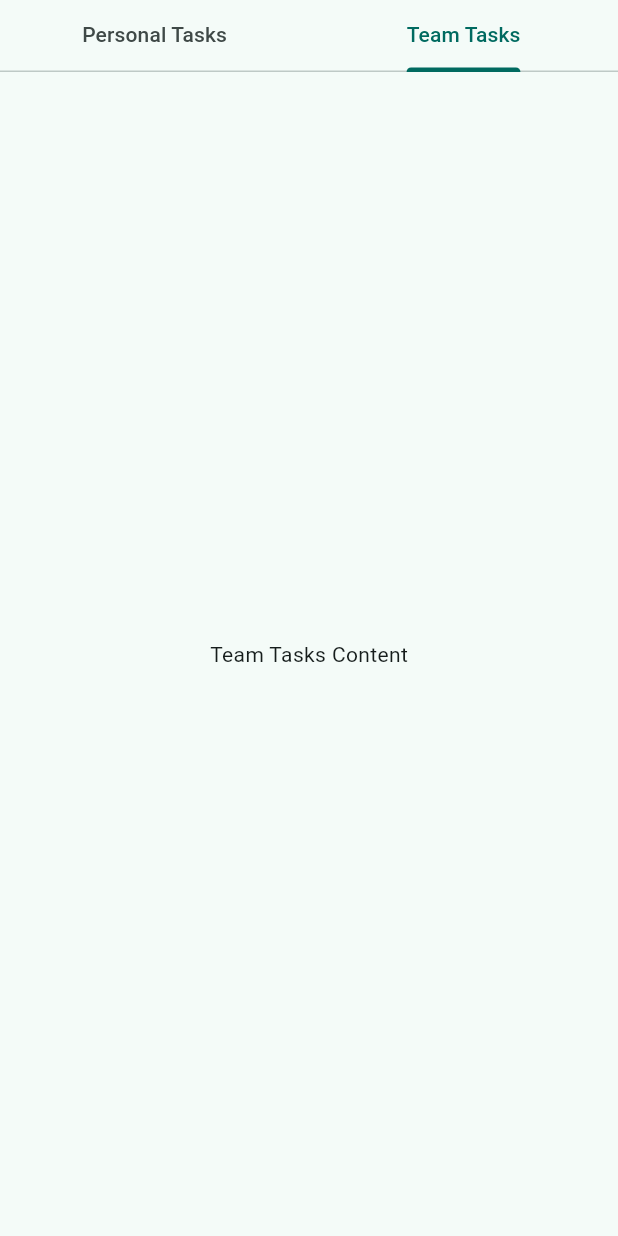
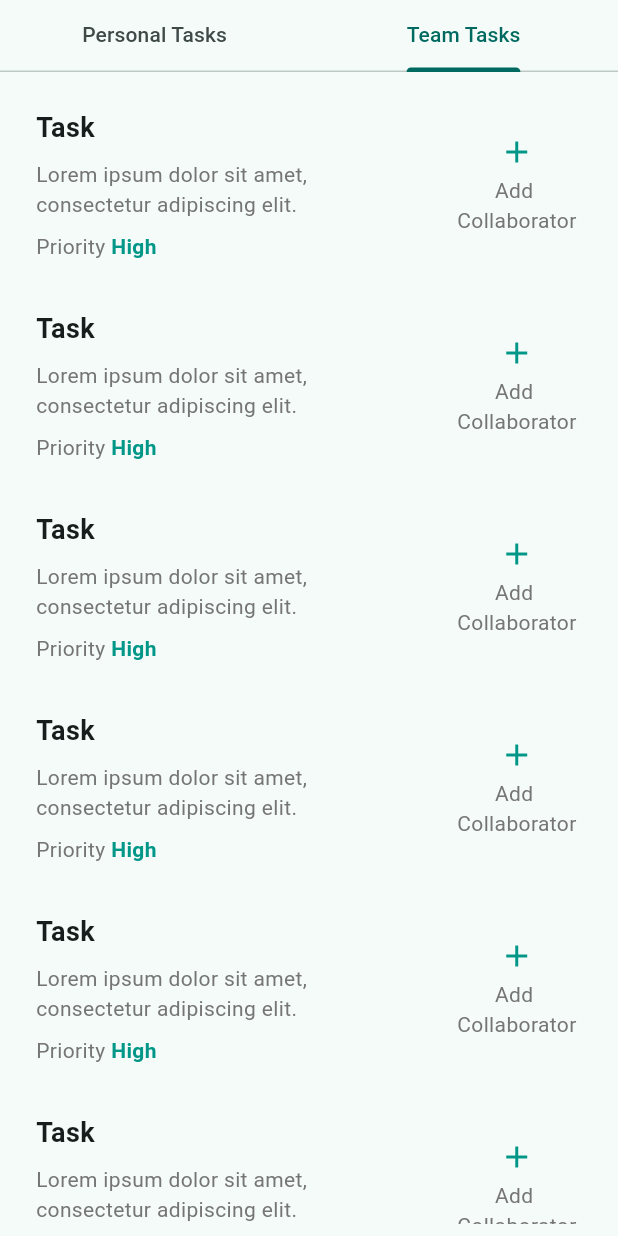
Before and after one commit to OpiniIsaac/task-manager, a Flutter app: the Tasks screen opened directly, tab 2 chosen, on a phone screen of 412 x 824 dp. Run offline on Flutter 3.47's test engine with Material 2 defaults, Android fonts, the phone set to English and light mode, and no system bars; our stand-ins replace syncfusion_flutter_charts.

Commit message:
done with  collobarative tasks

```diff
--- a/lib/scrrens/Tasks.dart
+++ b/lib/scrrens/Tasks.dart
@@ -1,5 +1,6 @@
 import 'package:flutter/material.dart';
 import 'package:task_managaer/scrrens/PersonalTaskTab.dart';
+import 'package:task_managaer/scrrens/TeamTask.dart';
 import 'package:task_managaer/widgets/tasktile.dart';
 
 
@@ -31,12 +32,3 @@
     );
   }
 }
-
-class TeamTasksTab extends StatelessWidget {
-  @override
-  Widget build(BuildContext context) {
-    return Center(
-      child: Text('Team Tasks Content'),
-    );
-  }
-}
--- /dev/null
+++ b/lib/scrrens/TeamTask.dart
@@ -0,0 +1,33 @@
+import 'package:flutter/material.dart';
+import 'package:task_managaer/widgets/collaborativeTile.dart';
+
+class TeamTasksTab extends StatelessWidget {
+  @override
+  Widget build(BuildContext context) {
+    return Padding(
+      padding: const EdgeInsets.all(8.0),
+      child: SingleChildScrollView(
+        child: Column(
+          children: [
+            TeamTaskTile(),
+            TeamTaskTile(),
+            TeamTaskTile(),
+            TeamTaskTile(),
+            TeamTaskTile(),
+            TeamTaskTile(),
+            TeamTaskTile(),
+            TeamTaskTile(),
+            TeamTaskTile(),
+            TeamTaskTile(),
+            TeamTaskTile(),
+            TeamTaskTile(),
+            TeamTaskTile(),
+            TeamTaskTile(),
+            TeamTaskTile(),
+            TeamTaskTile(),
+          ],
+        ),
+      ),
+    );
+  }
+}
--- /dev/null
+++ b/lib/widgets/collaborativeTile.dart
@@ -0,0 +1,84 @@
+import 'package:flutter/material.dart';
+
+class TeamTaskTile extends StatefulWidget {
+  const TeamTaskTile({super.key});
+
+  @override
+  State<TeamTaskTile> createState() => _TeamTaskTileState();
+}
+
+class _TeamTaskTileState extends State<TeamTaskTile> {
+  @override
+  Widget build(BuildContext context) {
+    return Container(
+      padding: EdgeInsets.all(16.0),
+      decoration: BoxDecoration(
+        borderRadius: BorderRadius.circular(8.0),
+        // border: Border.all(color: Colors.grey[300]),
+      ),
+      child: Row(
+        mainAxisAlignment: MainAxisAlignment.spaceBetween,
+        children: [
+          Expanded(
+            flex: 3,
+            child: Column(
+              crossAxisAlignment: CrossAxisAlignment.start,
+              children: [
+                Text(
+                  'Task',
+                  style: TextStyle(
+                    fontSize: 18.0,
+                    fontWeight: FontWeight.bold,
+                  ),
+                ),
+                SizedBox(height: 8.0),
+                Text(
+                  'Lorem ipsum dolor sit amet, consectetur adipiscing elit.',
+                  style: TextStyle(color: Colors.grey[600]),
+                ),
+                SizedBox(height: 8.0),
+                Row(
+                  children: [
+                    Text(
+                      'Priority ',
+                      style: TextStyle(color: Colors.grey[600]),
+                    ),
+                    Text(
+                      'High',
+                      style: TextStyle(
+                        color: Colors.teal,
+                        fontWeight: FontWeight.bold,
+                      ),
+                    ),
+                  ],
+                ),
+              ],
+            ),
+          ),
+          SizedBox(width: 16.0),
+          Expanded(
+            flex: 1,
+            child: Column(
+              crossAxisAlignment: CrossAxisAlignment.center,
+              children: [
+                Icon(
+                  Icons.add,
+                  color: Colors.teal, // Set plus icon color to teal
+                ),
+                SizedBox(height: 4.0), // Adjusted spacing
+                Text(
+                  'Add ',
+                  style: TextStyle(color: Colors.grey[600]),
+                ),
+                Text(
+                  'Collaborator',
+                  style: TextStyle(color: Colors.grey[600]),
+                ),
+              ],
+            ),
+          ),
+        ],
+      ),
+    );
+  }
+}
```
